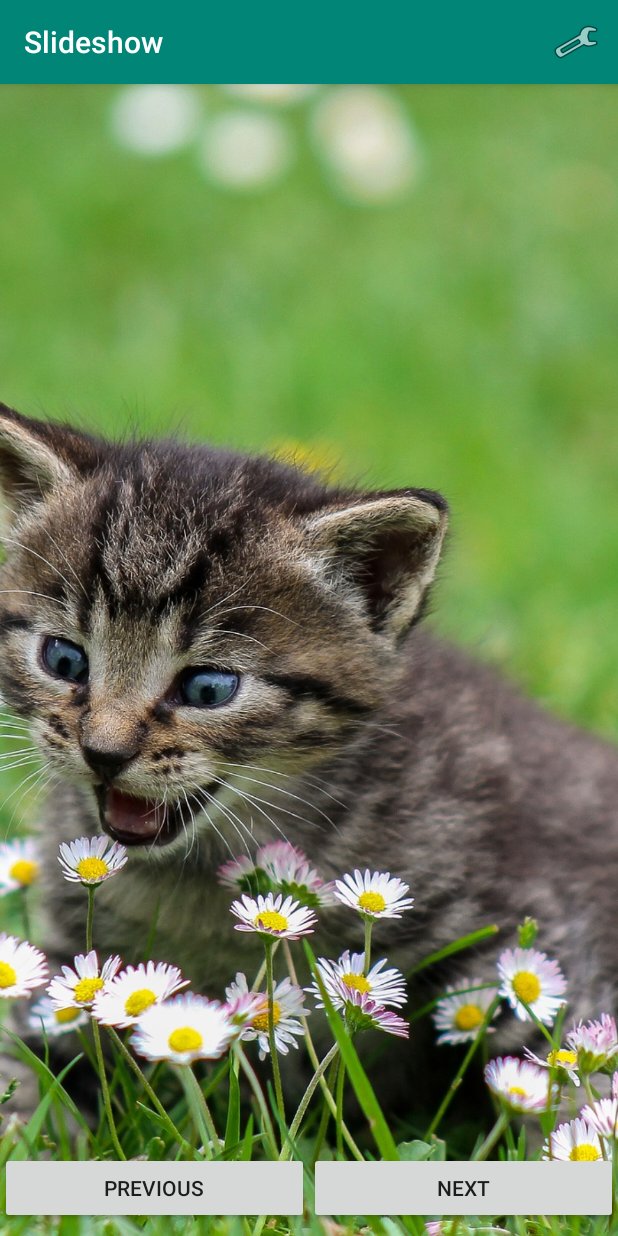
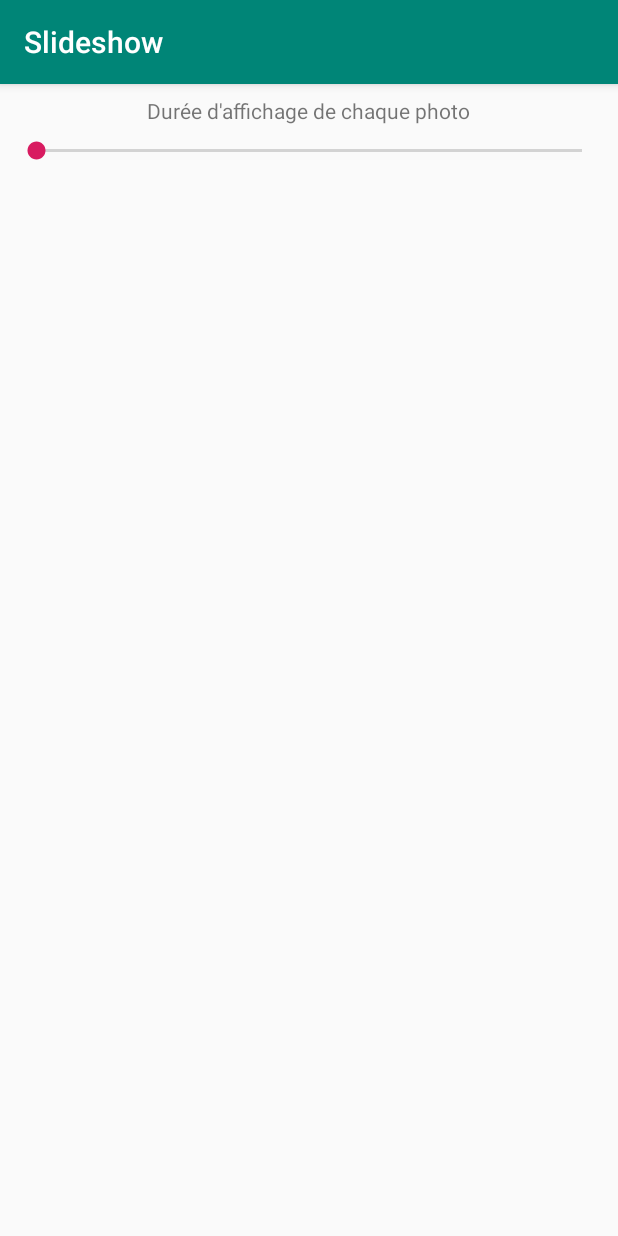
Before and after one commit to P-Giraffe/cours-android, an Android app: the screen it shows after launch (SlideshowActivity before the commit, SettingsActivity after it), after a tap on "Settings", on a phone screen of 412 x 824 dp. Run offline under Robolectric (Android 15) with nearby library versions, the phone set to English and light mode, and no system bars.

Commit message:
563_Ajout_de_la_SeekBar_pour_selectionner_une_duree

```diff
--- a/cours-standard/Partie_5_diaporama_photo_v3/Slideshow/app/src/main/AndroidManifest.xml
+++ b/cours-standard/Partie_5_diaporama_photo_v3/Slideshow/app/src/main/AndroidManifest.xml
@@ -16,6 +16,8 @@
                 <category android:name="android.intent.category.LAUNCHER"/>
             </intent-filter>
         </activity>
+        <activity android:name=".SettingsActivity">
+        </activity>
     </application>
 
 </manifest>
--- /dev/null
+++ b/cours-standard/Partie_5_diaporama_photo_v3/Slideshow/app/src/main/java/fr/purplegiraffe/slideshow/SettingsActivity.kt
@@ -0,0 +1,26 @@
+package fr.purplegiraffe.slideshow
+
+import android.support.v7.app.AppCompatActivity
+import android.os.Bundle
+import android.widget.SeekBar
+import kotlinx.android.synthetic.main.activity_settings.*
+
+class SettingsActivity : AppCompatActivity(), SeekBar.OnSeekBarChangeListener {
+    override fun onCreate(savedInstanceState: Bundle?) {
+        super.onCreate(savedInstanceState)
+        setContentView(R.layout.activity_settings)
+        delaySeekbar.setOnSeekBarChangeListener(this)
+    }
+
+    override fun onProgressChanged(seekBar: SeekBar?, progress: Int, fromUser: Boolean) {
+        delayText.text = "$progress s"
+    }
+
+    override fun onStartTrackingTouch(seekBar: SeekBar?) {
+
+    }
+
+    override fun onStopTrackingTouch(seekBar: SeekBar?) {
+
+    }
+}
--- a/cours-standard/Partie_5_diaporama_photo_v3/Slideshow/app/src/main/java/fr/purplegiraffe/slideshow/SlideshowActivity.kt
+++ b/cours-standard/Partie_5_diaporama_photo_v3/Slideshow/app/src/main/java/fr/purplegiraffe/slideshow/SlideshowActivity.kt
@@ -1,5 +1,6 @@
 package fr.purplegiraffe.slideshow
 
+import android.content.Intent
 import android.support.v7.app.AppCompatActivity
 import android.os.Bundle
 import android.os.CountDownTimer
@@ -90,6 +91,7 @@ class SlideshowActivity : AppCompatActivity() {
     }
 
     fun displaySettings() {
-
+        val intent = Intent(this, SettingsActivity::class.java)
+        startActivity(intent)
     }
 }
--- /dev/null
+++ b/cours-standard/Partie_5_diaporama_photo_v3/Slideshow/app/src/main/res/layout/activity_settings.xml
@@ -0,0 +1,32 @@
+<?xml version="1.0" encoding="utf-8"?>
+<android.support.constraint.ConstraintLayout
+        xmlns:android="http://schemas.android.com/apk/res/android"
+        xmlns:tools="http://schemas.android.com/tools"
+        xmlns:app="http://schemas.android.com/apk/res-auto"
+        android:layout_width="match_parent"
+        android:layout_height="match_parent"
+        tools:context=".SettingsActivity">
+
+    <TextView
+            android:text="Durée d'affichage de chaque photo"
+            android:layout_width="wrap_content"
+            android:layout_height="wrap_content"
+            android:id="@+id/textView" app:layout_constraintStart_toStartOf="parent" android:layout_marginStart="8dp"
+            app:layout_constraintEnd_toEndOf="parent" android:layout_marginEnd="8dp" android:layout_marginTop="8dp"
+            app:layout_constraintTop_toTopOf="parent"/>
+    <SeekBar
+            android:layout_width="0dp"
+            android:layout_height="wrap_content"
+            android:id="@+id/delaySeekbar" android:layout_marginTop="8dp"
+            app:layout_constraintTop_toBottomOf="@+id/textView" app:layout_constraintStart_toStartOf="parent"
+            android:layout_marginStart="8dp" app:layout_constraintEnd_toEndOf="parent" android:layout_marginEnd="8dp"
+            android:max="7"
+            android:min="2"
+    />
+    <TextView
+            android:layout_width="wrap_content"
+            android:layout_height="wrap_content"
+            android:id="@+id/delayText" android:layout_marginTop="8dp"
+            app:layout_constraintTop_toBottomOf="@+id/delaySeekbar" app:layout_constraintStart_toStartOf="parent"
+            android:layout_marginStart="8dp" app:layout_constraintEnd_toEndOf="parent" android:layout_marginEnd="8dp"/>
+</android.support.constraint.ConstraintLayout>
--- a/cours-standard/Partie_5_diaporama_photo_v3/Slideshow/build.gradle
+++ b/cours-standard/Partie_5_diaporama_photo_v3/Slideshow/build.gradle
@@ -7,7 +7,7 @@ buildscript {
         jcenter()
     }
     dependencies {
-        classpath 'com.android.tools.build:gradle:3.2.1'
+        classpath 'com.android.tools.build:gradle:3.3.1'
         classpath "org.jetbrains.kotlin:kotlin-gradle-plugin:$kotlin_version"
 
         // NOTE: Do not place your application dependencies here; they belong
```
Also changed, not shown: cours-standard/Partie_5_diaporama_photo_v3/Slideshow/gradle/wrapper/gradle-wrapper.properties.
